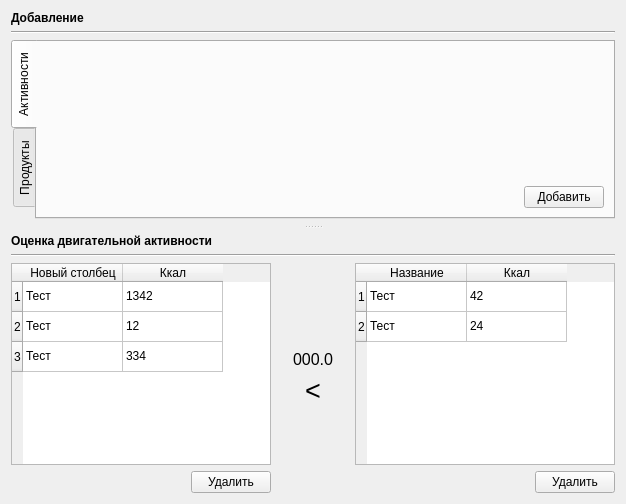
Above: project/forms/Activity_calculation.ui from Galoev/nutritionist-helper before the change. Below: the same form after it.
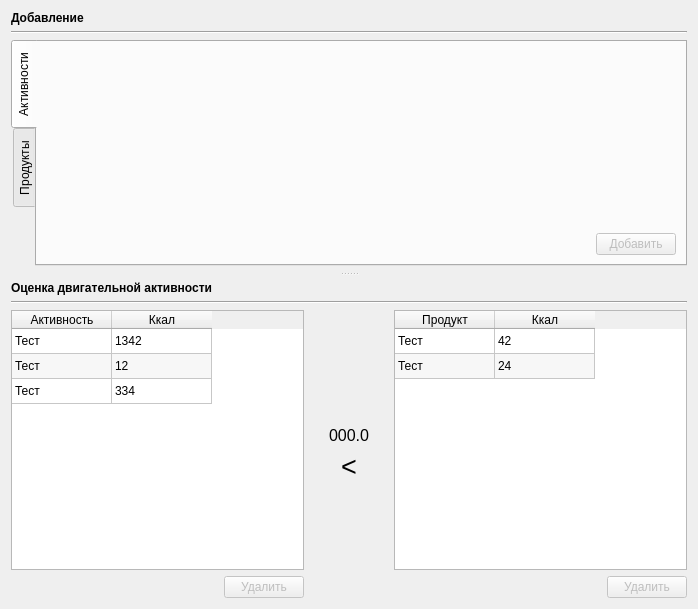
That is the form after the change. The open tabs and pages were chosen to show the change. Custom widgets are drawn as their Qt base class.

Commit message:
Добавление функциональности для таблиц выбора
 - Автоматическое изменение размера столцов таблиц выбранных Продуктов и Активностей
 - Изначальная деактивация кнопок добавления/удаления

Patch:
```diff
--- a/project/forms/Activity_calculation.ui
+++ b/project/forms/Activity_calculation.ui
@@ -6,8 +6,8 @@
    <rect>
     <x>0</x>
     <y>0</y>
-    <width>626</width>
-    <height>504</height>
+    <width>698</width>
+    <height>609</height>
    </rect>
   </property>
   <property name="windowTitle">
@@ -25,7 +25,7 @@
      <property name="handleWidth">
       <number>15</number>
      </property>
-     <widget class="QWidget" name="">
+     <widget class="QWidget" name="layoutWidget">
       <layout class="QVBoxLayout" name="verticalLayout_3">
        <item>
         <widget class="QLabel" name="label">
@@ -56,6 +56,9 @@
           <layout class="QGridLayout" name="gridLayout">
            <item row="1" column="1">
             <widget class="QPushButton" name="addSelectedActivity">
+             <property name="enabled">
+              <bool>false</bool>
+             </property>
              <property name="text">
               <string>Добавить</string>
              </property>
@@ -113,7 +116,7 @@
        </item>
       </layout>
      </widget>
-     <widget class="QWidget" name="">
+     <widget class="QWidget" name="layoutWidget">
       <layout class="QVBoxLayout" name="verticalLayout_2">
        <item>
         <widget class="QLabel" name="label_4">
@@ -135,6 +138,9 @@
           <layout class="QGridLayout" name="gridLayout_3">
            <item row="1" column="1">
             <widget class="QPushButton" name="pushButton">
+             <property name="enabled">
+              <bool>false</bool>
+             </property>
              <property name="text">
               <string>Удалить</string>
              </property>
@@ -155,6 +161,27 @@
            </item>
            <item row="0" column="0" colspan="2">
             <widget class="QTableWidget" name="activitiesTable">
+             <property name="editTriggers">
+              <set>QAbstractItemView::NoEditTriggers</set>
+             </property>
+             <property name="alternatingRowColors">
+              <bool>true</bool>
+             </property>
+             <property name="selectionMode">
+              <enum>QAbstractItemView::SingleSelection</enum>
+             </property>
+             <property name="selectionBehavior">
+              <enum>QAbstractItemView::SelectRows</enum>
+             </property>
+             <attribute name="horizontalHeaderShowSortIndicator" stdset="0">
+              <bool>true</bool>
+             </attribute>
+             <attribute name="verticalHeaderVisible">
+              <bool>false</bool>
+             </attribute>
+             <attribute name="verticalHeaderDefaultSectionSize">
+              <number>25</number>
+             </attribute>
              <row>
               <property name="text">
                <string>1</string>
@@ -172,7 +199,7 @@
              </row>
              <column>
               <property name="text">
-               <string>Новый столбец</string>
+               <string>Активность</string>
               </property>
              </column>
              <column>
@@ -294,6 +321,9 @@
           <layout class="QGridLayout" name="gridLayout_4">
            <item row="1" column="1">
             <widget class="QPushButton" name="pushButton_2">
+             <property name="enabled">
+              <bool>false</bool>
+             </property>
              <property name="text">
               <string>Удалить</string>
              </property>
@@ -314,6 +344,27 @@
            </item>
            <item row="0" column="0" colspan="2">
             <widget class="QTableWidget" name="productsTable">
+             <property name="editTriggers">
+              <set>QAbstractItemView::NoEditTriggers</set>
+             </property>
+             <property name="alternatingRowColors">
+              <bool>true</bool>
+             </property>
+             <property name="selectionMode">
+              <enum>QAbstractItemView::SingleSelection</enum>
+             </property>
+             <property name="selectionBehavior">
+              <enum>QAbstractItemView::SelectRows</enum>
+             </property>
+             <attribute name="horizontalHeaderShowSortIndicator" stdset="0">
+              <bool>true</bool>
+             </attribute>
+             <attribute name="verticalHeaderVisible">
+              <bool>false</bool>
+             </attribute>
+             <attribute name="verticalHeaderDefaultSectionSize">
+              <number>25</number>
+             </attribute>
              <row>
               <property name="text">
                <string>1</string>
@@ -326,7 +377,7 @@
              </row>
              <column>
               <property name="text">
-               <string>Название</string>
+               <string>Продукт</string>
               </property>
              </column>
              <column>
```
Left out of the diff: 6 changed lines with no effect on the pictures. The commit also changes 2 other files.
